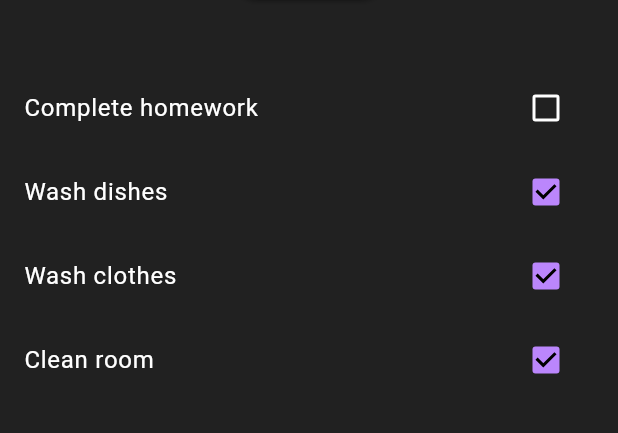
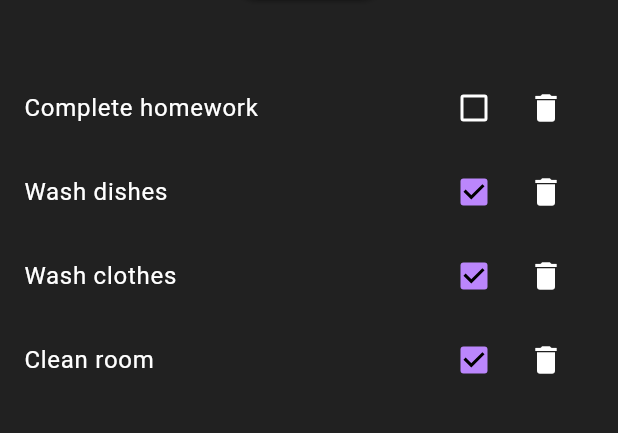
Before and after one commit to parasshakya/todo-flutter-app, a Flutter app: the screen it shows after launch, on a phone screen of 412 x 824 dp, the part 324-757 px from its top. Run offline on Flutter 3.47's test engine with Material 3 defaults, Android fonts, the phone set to English and light mode, and no system bars.

Commit message:
add delete functionality

```diff
--- a/lib/viewModels/todo_view_model.dart
+++ b/lib/viewModels/todo_view_model.dart
@@ -35,6 +35,11 @@ class TodoViewModel extends ChangeNotifier {
     }
   }
 
+  deleteTodo(TodoItem todoItem) {
+    _todoItems.removeWhere((element) => element.id == todoItem.id);
+    notifyListeners();
+  }
+
   updateTodo(TodoItem todoItem) {
     int index = todoItems.indexWhere((element) => element.id == todoItem.id);
 
--- a/lib/views/todo_screen.dart
+++ b/lib/views/todo_screen.dart
@@ -94,12 +94,24 @@ class _TodoScreenState extends State<TodoScreen> {
                       itemBuilder: (context, index) {
                         final todoItem = todoViewModel.todoItems[index];
                         return ListTile(
+                            key: ValueKey(todoItem.id),
                             title: Text(todoItem.title),
-                            trailing: Checkbox(
-                                value: todoItem.isCompleted,
-                                onChanged: (value) => todoViewModel.updateTodo(
-                                      todoItem.copyWith(isCompleted: value),
-                                    )));
+                            trailing: Row(
+                              mainAxisSize: MainAxisSize.min,
+                              children: [
+                                Checkbox(
+                                    value: todoItem.isCompleted,
+                                    onChanged: (value) =>
+                                        todoViewModel.updateTodo(
+                                          todoItem.copyWith(isCompleted: value),
+                                        )),
+                                IconButton(
+                                    onPressed: () {
+                                      todoViewModel.deleteTodo(todoItem);
+                                    },
+                                    icon: const Icon(Icons.delete))
+                              ],
+                            ));
                       }),
                 );
               })
```
